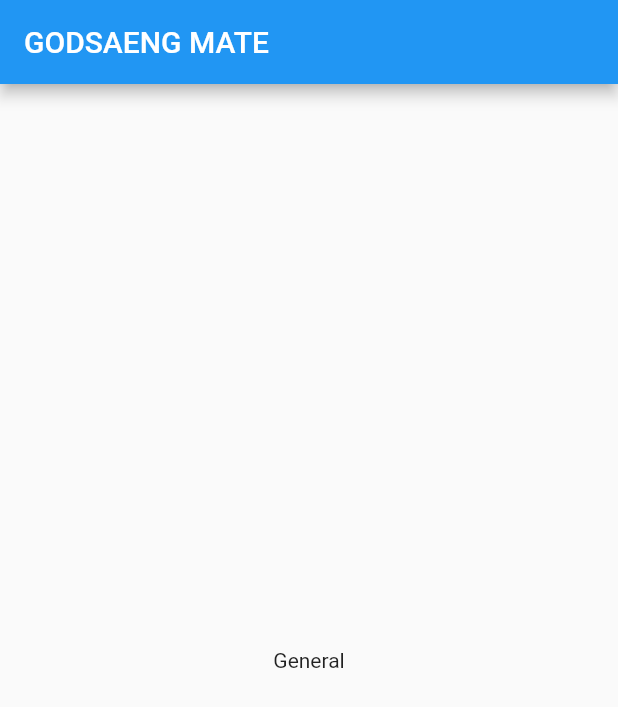
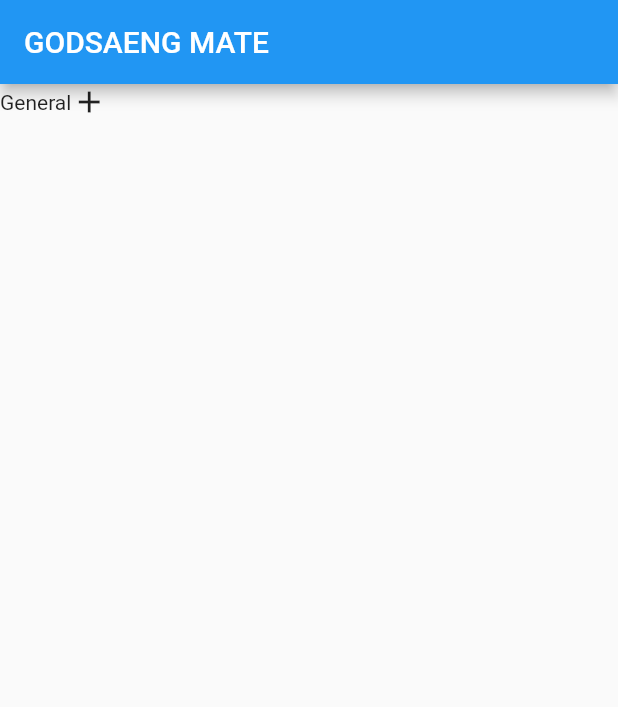
Before and after one commit to Ohgyuchan/flutter_todo, a Flutter app: the screen it shows after launch, on a phone screen of 412 x 824 dp. Shown: the top 707 px of the screen. Run offline on Flutter 3.47's test engine with Material 2 defaults, Android fonts, the phone set to English and light mode, and no system bars; our stand-ins replace get.

```diff
--- a/lib/controller/todo_controller.dart
+++ b/lib/controller/todo_controller.dart
@@ -0,0 +1,3 @@
+import 'package:get/get.dart';
+
+class TodoController extends GetxController {}
--- a/lib/screens/home_screen.dart
+++ b/lib/screens/home_screen.dart
@@ -6,17 +6,32 @@ class HomeScreen extends StatelessWidget {
 
   @override
   Widget build(BuildContext context) {
-    return Scaffold(
-      appBar: AppBar(
-        title: Text('title'.tr),
+    return GestureDetector(
+      onTap: () {
+        FocusScope.of(context).unfocus();
+      },
+      child: Scaffold(
+        appBar: AppBar(
+          title: Text('title'.tr),
+        ),
+        body: _buildBody(),
       ),
-      body: _buildBody(),
     );
   }
 
   _buildBody() {
-    return Center(
-      child: Text('default_group'.tr),
+    return Column(
+      children: [
+        InkWell(
+          onTap: () {},
+          child: Row(
+            children: [
+              Text('default_group'.tr),
+              const Icon(Icons.add),
+            ],
+          ),
+        ),
+      ],
     );
   }
 }
```
